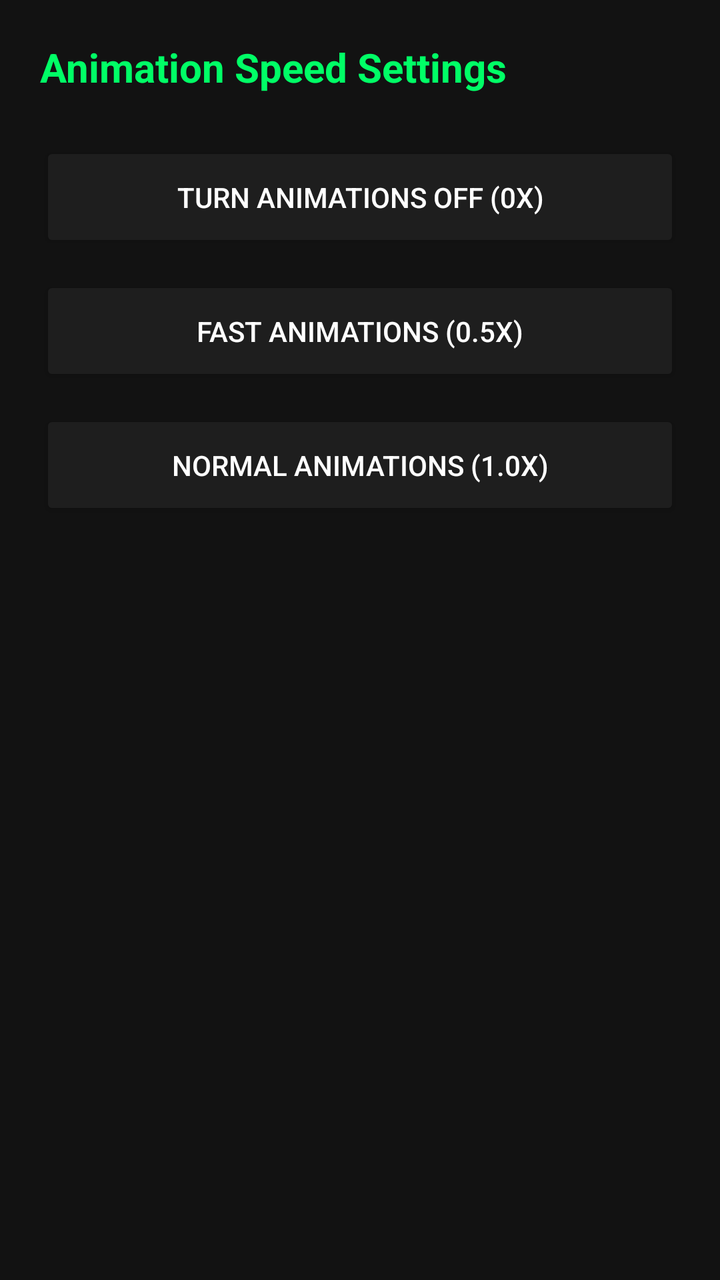
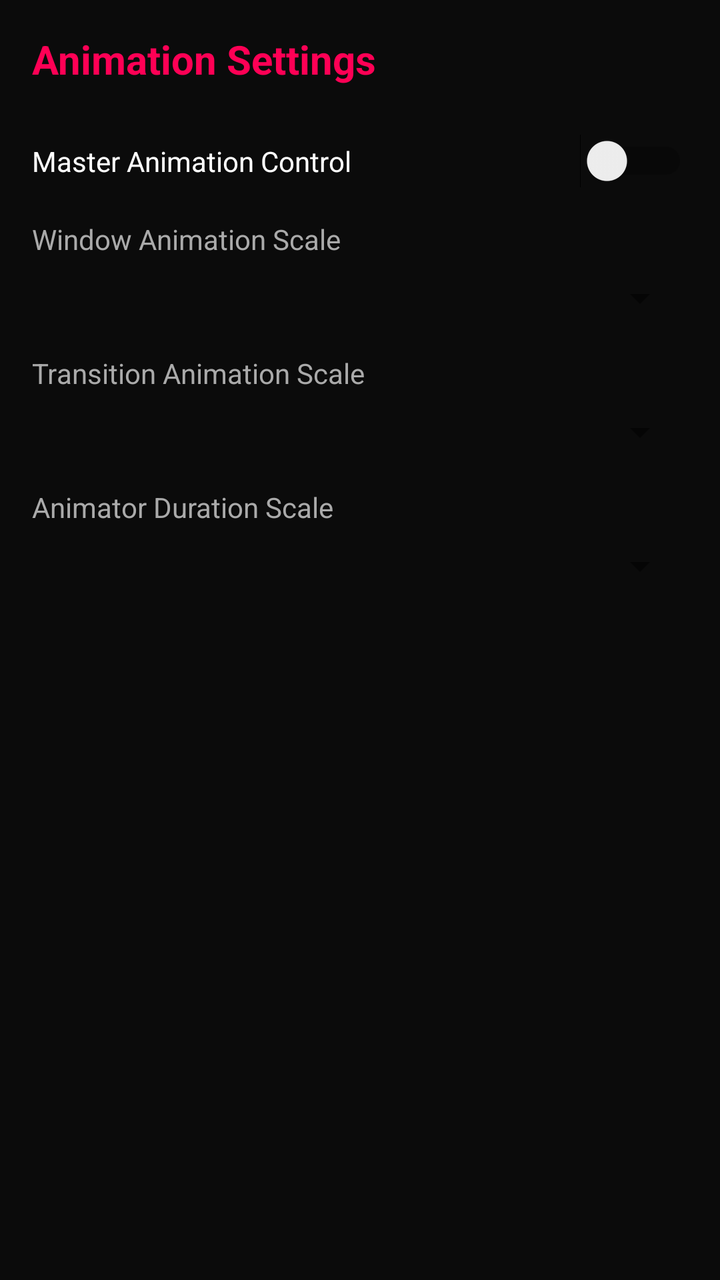

Two renders of the same Android screen: before a commit and after it. Below are the layout's source before the change and the commit's diff.
<!-- AndroidManifest.xml: application theme Theme.GameBooster -->
<!-- res/layout/activity_animation_settings.xml -->
<?xml version="1.0" encoding="utf-8"?>
<LinearLayout xmlns:android="http://schemas.android.com/apk/res/android"
    android:layout_width="match_parent"
    android:layout_height="match_parent"
    android:background="#121212"
    android:orientation="vertical"
    android:padding="20dp">

    <TextView
        android:layout_width="match_parent"
        android:layout_height="wrap_content"
        android:text="Animation Speed Settings"
        android:textColor="#00FF66"
        android:textSize="20sp"
        android:textStyle="bold"
        android:layout_marginBottom="24dp" />

    <Button
        android:id="@+id/btnAnimOff"
        android:layout_width="match_parent"
        android:layout_height="55dp"
        android:text="Turn Animations OFF (0x)"
        android:backgroundTint="#1E1E1E"
        android:textColor="#FFFFFF"
        android:layout_marginBottom="12dp" />

    <Button
        android:id="@+id/btnAnimFast"
        android:layout_width="match_parent"
        android:layout_height="55dp"
        android:text="Fast Animations (0.5x)"
        android:backgroundTint="#1E1E1E"
        android:textColor="#FFFFFF"
        android:layout_marginBottom="12dp" />

    <Button
        android:id="@+id/btnAnimNormal"
        android:layout_width="match_parent"
        android:layout_height="55dp"
        android:text="Normal Animations (1.0x)"
        android:backgroundTint="#1E1E1E"
        android:textColor="#FFFFFF" />

</LinearLayout>
<!-- resources referenced by this layout -->
<resources>
  <style name="Theme.GameBooster" parent="Theme.AppCompat.DayNight.NoActionBar">
          
          <item name="colorPrimary">@color/neon_red</item>
          <item name="colorPrimaryVariant">@color/neon_red</item>
          <item name="colorOnPrimary">@color/text_white</item>
          <item name="android:windowBackground">@color/bg_black</item>
      </style>
  <color name="neon_red">#FF0055</color>
  <color name="text_white">#FFFFFF</color>
  <color name="bg_black">#0F0F1A</color>
</resources>

<!-- the commit's change to res/layout/activity_animation_settings.xml (unified diff, before → after) -->
@@ -2,43 +2,60 @@
 <LinearLayout xmlns:android="http://schemas.android.com/apk/res/android"
     android:layout_width="match_parent"
     android:layout_height="match_parent"
-    android:background="#121212"
+    android:background="#0B0B0B"
     android:orientation="vertical"
-    android:padding="20dp">
+    android:padding="16dp">
 
     <TextView
+        android:layout_width="wrap_content"
+        android:layout_height="wrap_content"
+        android:text="Animation Settings"
+        android:textColor="#FF0055"
+        android:textSize="20sp"
+        android:textStyle="bold" />
+
+    <Switch
+        android:id="@+id/switchAnimMaster"
         android:layout_width="match_parent"
         android:layout_height="wrap_content"
-        android:text="Animation Speed Settings"
-        android:textColor="#00FF66"
-        android:textSize="20sp"
-        android:textStyle="bold"
-        android:layout_marginBottom="24dp" />
-
-    <Button
-        android:id="@+id/btnAnimOff"
-        android:layout_width="match_parent"
-        android:layout_height="55dp"
-        android:text="Turn Animations OFF (0x)"
-        android:backgroundTint="#1E1E1E"
-        android:textColor="#FFFFFF"
-        android:layout_marginBottom="12dp" />
-
-    <Button
-        android:id="@+id/btnAnimFast"
-        android:layout_width="match_parent"
-        android:layout_height="55dp"
-        android:text="Fast Animations (0.5x)"
-        android:backgroundTint="#1E1E1E"
-        android:textColor="#FFFFFF"
-        android:layout_marginBottom="12dp" />
-
-    <Button
-        android:id="@+id/btnAnimNormal"
-        android:layout_width="match_parent"
-        android:layout_height="55dp"
-        android:text="Normal Animations (1.0x)"
-        android:backgroundTint="#1E1E1E"
+        android:layout_marginTop="24dp"
+        android:text="Master Animation Control"
         android:textColor="#FFFFFF" />
 
+    <TextView
+        android:layout_width="wrap_content"
+        android:layout_height="wrap_content"
+        android:layout_marginTop="16dp"
+        android:text="Window Animation Scale"
+        android:textColor="#AAAAAA" />
+    <Spinner
+        android:id="@+id/spinnerWindowAnim"
+        android:layout_width="match_parent"
+        android:layout_height="wrap_content"
+        android:layout_marginTop="8dp" />
+
+    <TextView
+        android:layout_width="wrap_content"
+        android:layout_height="wrap_content"
+        android:layout_marginTop="16dp"
+        android:text="Transition Animation Scale"
+        android:textColor="#AAAAAA" />
+    <Spinner
+        android:id="@+id/spinnerTransitionAnim"
+        android:layout_width="match_parent"
+        android:layout_height="wrap_content"
+        android:layout_marginTop="8dp" />
+
+    <TextView
+        android:layout_width="wrap_content"
+        android:layout_height="wrap_content"
+        android:layout_marginTop="16dp"
+        android:text="Animator Duration Scale"
+        android:textColor="#AAAAAA" />
+    <Spinner
+        android:id="@+id/spinnerDurationAnim"
+        android:layout_width="match_parent"
+        android:layout_height="wrap_content"
+        android:layout_marginTop="8dp" />
+
 </LinearLayout>
